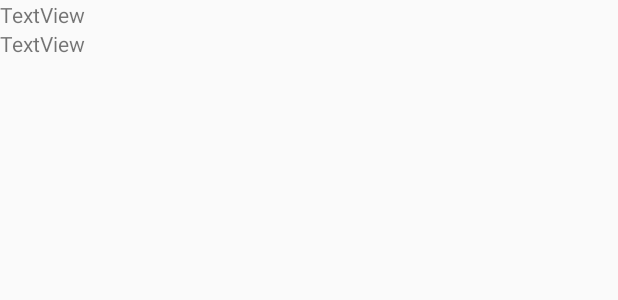
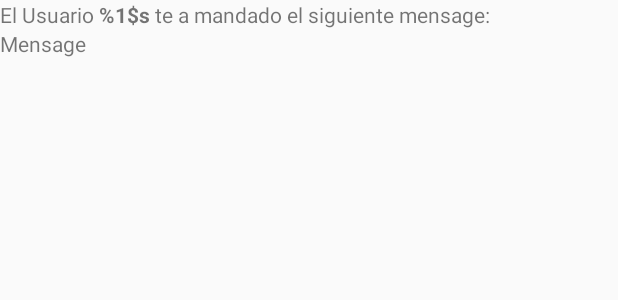
Before and after one commit to julolopop/SendMesage, an Android app: the layout activity_view_mesagge.xml on its own in the app's theme, with its tools: preview values and no code run, on a phone screen of 412 x 824 dp. Shown: the top 300 px of the screen. Run offline under Robolectric (Android 15) with nearby library versions, the phone set to English and light mode, and no system bars.

Commit message:
Actividad completa de enviar y recibir mensage

```diff
--- a/app/src/main/res/layout/activity_view_mesagge.xml
+++ b/app/src/main/res/layout/activity_view_mesagge.xml
@@ -9,14 +9,14 @@
 
 
     <TextView
-        android:id="@+id/textView3"
+        android:id="@+id/ediUserMessage"
         android:layout_width="match_parent"
         android:layout_height="wrap_content"
-        android:text="TextView" />
+        android:text="@string/ediUserMessage" />
 
     <TextView
-        android:id="@+id/textView4"
+        android:id="@+id/ediMessage"
         android:layout_width="match_parent"
         android:layout_height="wrap_content"
-        android:text="TextView" />
+        android:text="Mensage" />
 </LinearLayout>
--- a/app/src/main/res/values/strings.xml
+++ b/app/src/main/res/values/strings.xml
@@ -3,6 +3,5 @@
     <string name="txvUser">Usuario:</string>
     <string name="txvMessage">Mensage:</string>
     <string name="btnOk">Enviar</string>
-    <string name="ediUserMessage"></string>
-    <string name="ediMessage"></string>
+    <string name="ediUserMessage">El Usuario <b>%1$s</b> te a mandado el siguiente mensage: </string>
 </resources>
```
Also changed, not shown: app/src/main/java/com/example/usuario/sendmensagge/SendMensaggerActivity.java (+50 -8 lines), app/src/main/java/com/example/usuario/sendmensagge/ViewMesaggeActivity.java (+23 -1 lines).
